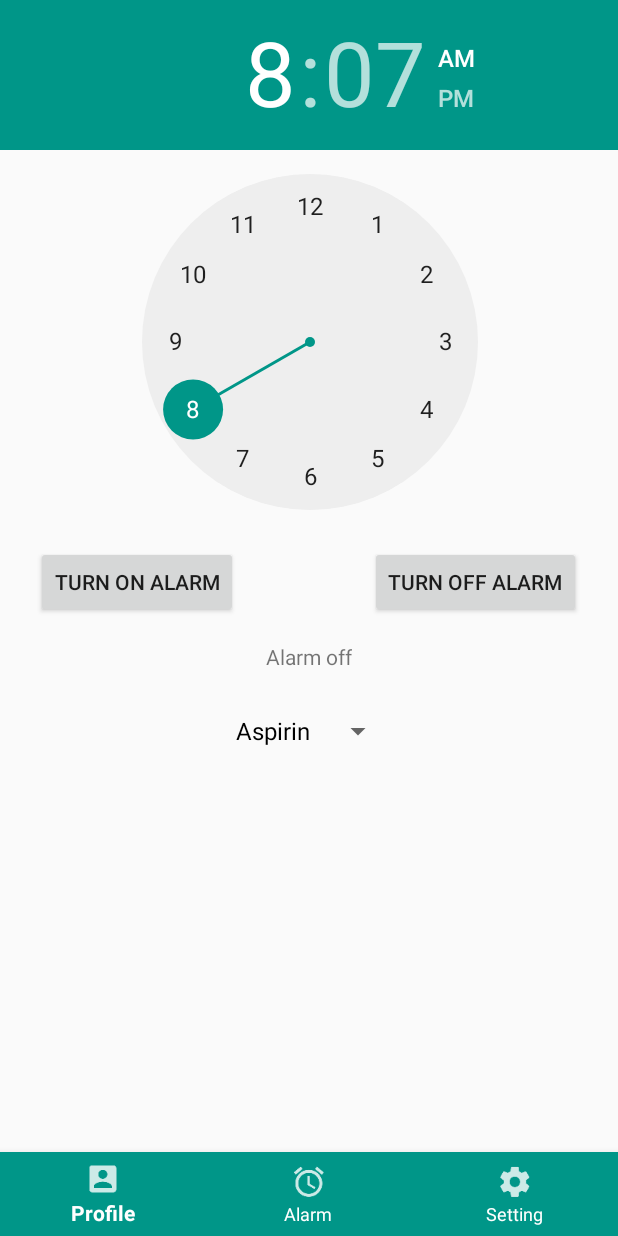
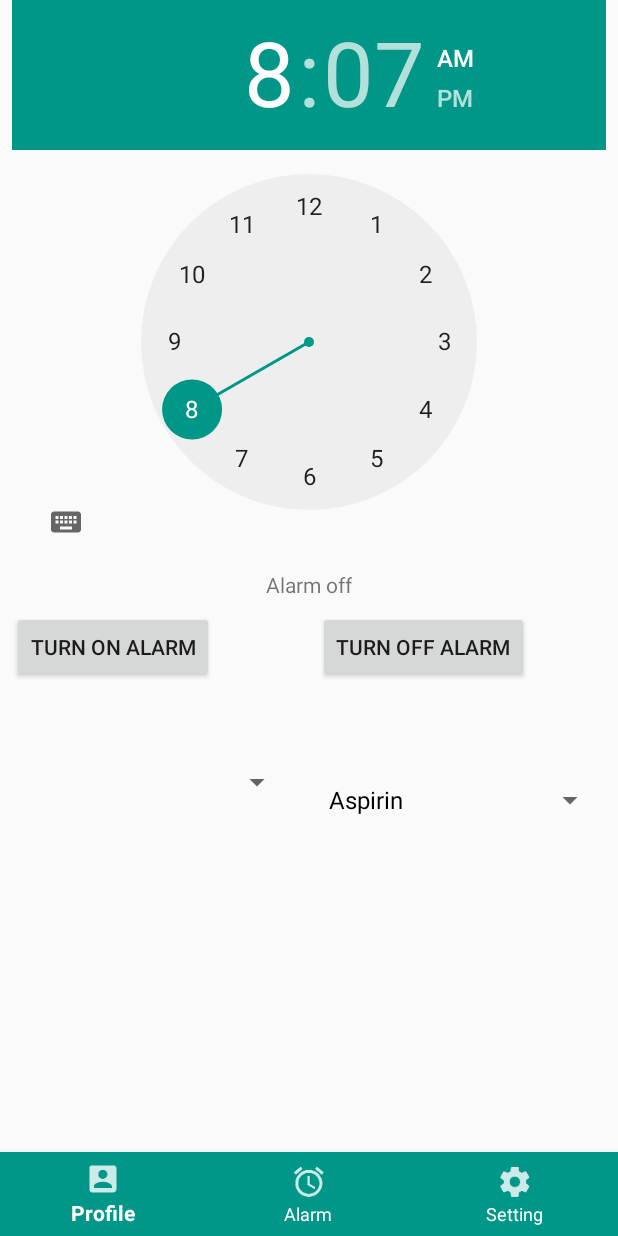
Before and after one commit to hackkarn/Ohyes, an Android app: the AddAlarmActivity screen opened directly, with no data from a screen before it, on a phone screen of 412 x 824 dp. Run offline under Robolectric (Android 15) with nearby library versions, the phone set to English and light mode, and no system bars.

Commit message:
Add alarm ui design

```diff
--- a/app/src/main/java/com/ohyes/ohyes/AddAlarmActivity.java
+++ b/app/src/main/java/com/ohyes/ohyes/AddAlarmActivity.java
@@ -64,6 +64,9 @@
         }
         ArrayList<String> list = new ArrayList<>();
         list.add("Aspirin");
+        list.add("chlorpheniramine");
+        list.add("carbocisteine");
+        list.add("NSAID");
         globalVariable.setMedlist(list);
 
 
@@ -149,18 +152,14 @@
 
                 sendBroadcast(intent);
 
-                setContentView(R.layout.activity_add_alarm);
+                //setContentView(R.layout.activity_add_alarm);
 
-
-
-                ArrayList<String> list = new ArrayList<>();
-                list = globalVariable.getMedlist();
-                list.add("item 1");
-                globalVariable.setMedlist(list);
-                // add this one into array item
-                // globalvariable
-
-                ArrayAdapter<String> adapter2 = new ArrayAdapter<String> (AddAlarmActivity.this, android.R.layout.simple_spinner_dropdown_item, list);
+                ArrayList<String> list2 = new ArrayList<>();
+                list2 = globalVariable.getMedlist();
+                list2.add("item 1");
+                Log.e("Add", "add item 1" + list2.toString());
+                globalVariable.setMedlist(list2);
+                ArrayAdapter<String> adapter2 = new ArrayAdapter<String> (AddAlarmActivity.this, android.R.layout.simple_spinner_dropdown_item, globalVariable.getMedlist());
                 spinnerset.setAdapter(adapter2);
 
             }
--- a/app/src/main/res/layout/activity_add_alarm.xml
+++ b/app/src/main/res/layout/activity_add_alarm.xml
@@ -6,9 +6,22 @@
     android:layout_height="match_parent"
     tools:context="com.ohyes.ohyes.AddAlarmActivity">
 
+    <ScrollView
+        android:layout_width="match_parent"
+        android:layout_height="match_parent"
+        android:layout_marginBottom="60dp"
+        tools:layout_editor_absoluteX="16dp"
+        tools:layout_editor_absoluteY="16dp">
+
+
+        <LinearLayout
+            android:layout_width="match_parent"
+            android:layout_height="fill_parent"
+            android:orientation="vertical">
+
             <TimePicker
                 android:id="@+id/timePicker"
-        android:layout_width="592dp"
+                android:layout_width="match_parent"
                 android:layout_height="356dp"
                 android:layout_marginBottom="8dp"
                 android:layout_marginEnd="8dp"
@@ -19,6 +32,35 @@
                 app:layout_constraintStart_toStartOf="parent"
                 app:layout_constraintTop_toTopOf="parent"
                 app:layout_constraintVertical_bias="0.0" />
+
+            <LinearLayout
+                android:layout_width="match_parent"
+                android:layout_height="match_parent"
+                android:gravity="center_vertical|center_horizontal"
+                android:orientation="vertical">
+
+                <TextView
+                    android:id="@+id/tvAlarmStatus"
+                    android:layout_width="wrap_content"
+                    android:layout_height="match_parent"
+                    android:layout_marginEnd="8dp"
+                    android:layout_marginStart="8dp"
+                    android:layout_marginTop="16dp"
+                    android:text="Alarm off"
+                    app:layout_constraintEnd_toEndOf="parent"
+                    app:layout_constraintStart_toStartOf="parent"
+                    app:layout_constraintTop_toBottomOf="@+id/bStartAlarm" />
+            </LinearLayout>
+
+            <LinearLayout
+                android:layout_width="wrap_content"
+                android:layout_height="86dp"
+                android:orientation="horizontal">
+
+                <LinearLayout
+                    android:layout_width="204dp"
+                    android:layout_height="120dp"
+                    android:orientation="vertical">
 
                     <Button
                         android:id="@+id/bStartAlarm"
@@ -33,6 +75,13 @@
                         app:layout_constraintStart_toStartOf="parent"
                         app:layout_constraintTop_toBottomOf="@+id/timePicker" />
 
+                </LinearLayout>
+
+                <LinearLayout
+                    android:layout_width="204dp"
+                    android:layout_height="120dp"
+                    android:orientation="vertical">
+
                     <Button
                         android:id="@+id/bStopAlarm"
                         android:layout_width="wrap_content"
@@ -44,48 +93,71 @@
                         android:text="Turn off alarm"
                         app:layout_constraintBottom_toBottomOf="parent"
                         app:layout_constraintEnd_toEndOf="parent"
-        app:layout_constraintHorizontal_bias="0.935"
+                        app:layout_constraintHorizontal_bias="0.06"
                         app:layout_constraintStart_toStartOf="parent"
                         app:layout_constraintTop_toBottomOf="@+id/timePicker"
                         app:layout_constraintVertical_bias="0.0" />
 
-    <TextView
-        android:id="@+id/tvAlarmStatus"
-        android:layout_width="wrap_content"
+                </LinearLayout>
+
+            </LinearLayout>
+
+            <LinearLayout
+                android:layout_width="match_parent"
+                android:layout_height="match_parent"
+                android:orientation="horizontal">
+
+                <LinearLayout
+                    android:layout_width="203dp"
+                    android:layout_height="match_parent"
+                    android:orientation="vertical">
+
+                    <Spinner
+                        android:id="@+id/medQuantity"
+                        android:layout_width="match_parent"
                         android:layout_height="wrap_content"
                         android:layout_marginEnd="8dp"
                         android:layout_marginStart="8dp"
-        android:layout_marginTop="16dp"
-        android:text="Alarm off"
+                        android:layout_marginTop="24dp"
                         app:layout_constraintEnd_toEndOf="parent"
-        app:layout_constraintStart_toStartOf="parent"
-        app:layout_constraintTop_toBottomOf="@+id/bStartAlarm" />
+                        app:layout_constraintHorizontal_bias="0.806"
+                        app:layout_constraintStart_toStartOf="parent" />
+                </LinearLayout>
+
+                <LinearLayout
+                    android:layout_width="match_parent"
+                    android:layout_height="match_parent"
+                    android:orientation="vertical">
+
+                    <Spinner
+                        android:id="@+id/medPick"
+                        android:layout_width="match_parent"
+                        android:layout_height="wrap_content"
+                        android:layout_below="@+id/tvAlarmStatus"
+                        android:layout_centerHorizontal="true"
+                        android:layout_marginEnd="8dp"
+                        android:layout_marginStart="8dp"
+                        android:layout_marginTop="24dp"
+                        app:layout_constraintEnd_toEndOf="parent"
+                        app:layout_constraintHorizontal_bias="0.806"
+                        app:layout_constraintStart_toStartOf="parent" />
+                </LinearLayout>
+            </LinearLayout>
+
+        </LinearLayout>
+    </ScrollView>
 
     <android.support.design.widget.BottomNavigationView
         android:id="@+id/bottomNavigation"
         android:layout_width="match_parent"
         android:layout_height="wrap_content"
         android:layout_alignParentBottom="true"
-        android:layout_marginBottom="0dp"
         app:itemBackground="@color/colorPrimary"
         app:itemIconTint="@drawable/nav_item_color_state"
         app:itemTextColor="@drawable/nav_item_color_state"
         app:layout_constraintBottom_toBottomOf="parent"
         app:menu="@menu/bottom_navigation_main"
-        tools:layout_editor_absoluteX="0dp"
-        tools:ignore="MissingConstraints" />
-
-    <Spinner
-        android:id="@+id/medPick"
-        android:layout_width="wrap_content"
-        android:layout_height="wrap_content"
-        android:layout_below="@+id/tvAlarmStatus"
-        android:layout_centerHorizontal="true"
-        android:layout_marginEnd="8dp"
-        android:layout_marginStart="8dp"
-        android:layout_marginTop="16dp"
-        app:layout_constraintEnd_toEndOf="parent"
-        app:layout_constraintStart_toStartOf="parent"
-        app:layout_constraintTop_toBottomOf="@+id/tvAlarmStatus" />
+        tools:ignore="MissingConstraints"
+        tools:layout_editor_absoluteX="0dp" />
 
 </android.support.constraint.ConstraintLayout>
```
Lines whose indentation alone changed are shown as unchanged.
